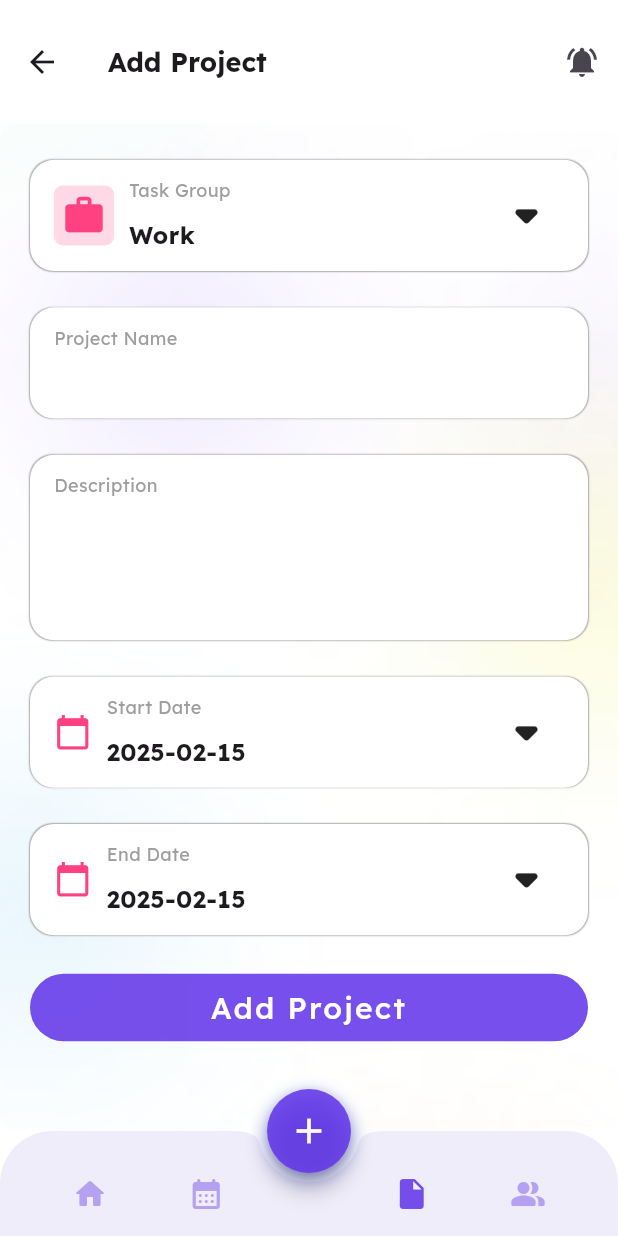
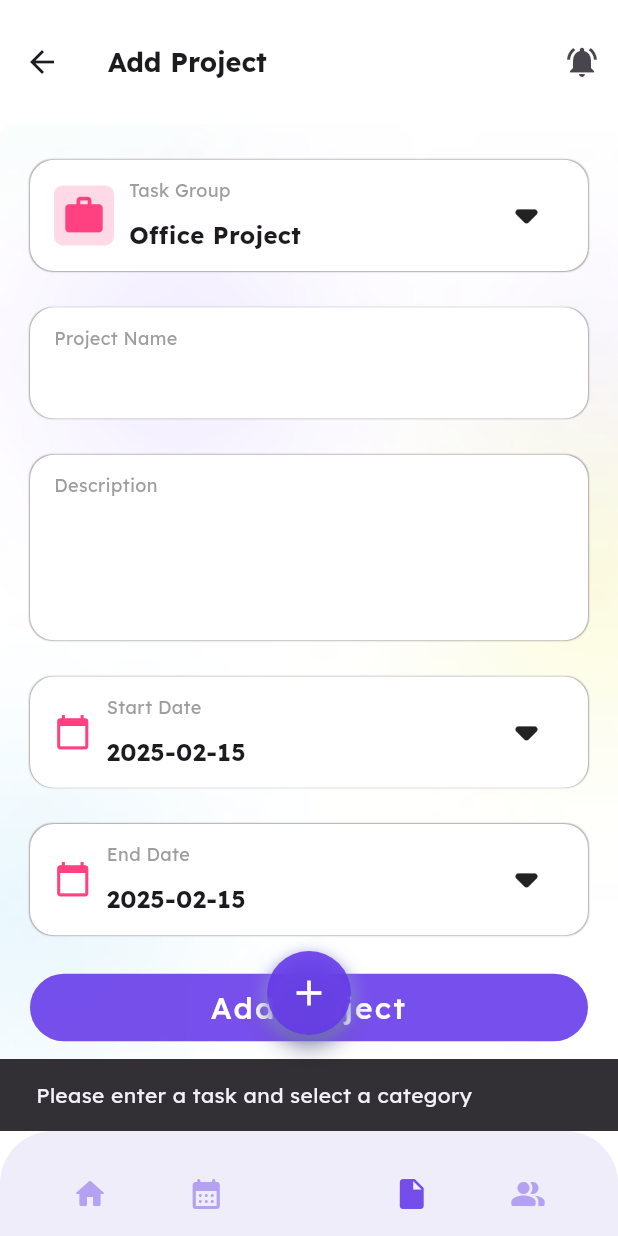
Before and after one commit to UgyenDorji129/todo_app, a Flutter app: the WrapperScreen screen opened by its route, item 3 of the bottom bar chosen, after a tap on "Add Project", on a phone screen of 412 x 824 dp. Run offline on Flutter 3.47's test engine with Material 3 defaults, Android fonts, the phone set to English and light mode, and no system bars; our stand-ins replace shared_preferences, syncfusion_flutter_gauges; accounts and stored records are empty; network calls fail.

Commit message:
Implemented the logic to add new task to the already fetched task list

```diff
--- a/lib/screens/add_task/add_task.dart
+++ b/lib/screens/add_task/add_task.dart
@@ -1,3 +1,5 @@
+// ignore_for_file: prefer_typing_uninitialized_variables
+
 import 'package:flutter/material.dart';
 import 'package:todo_app/screens/add_task/widgets/add_task_botton.dart';
 import 'package:todo_app/screens/add_task/widgets/custom_date_picker.dart';
@@ -5,18 +7,25 @@ import 'package:todo_app/screens/add_task/widgets/custom_input_field.dart';
 import 'package:todo_app/screens/add_task/widgets/task_group_dropdown.dart';
 
 class AddTask extends StatefulWidget {
-  const AddTask({super.key});
+  var addTask;
+  AddTask({super.key, this.addTask});
 
   @override
   State<AddTask> createState() => _AddTaskState();
 }
 
 class _AddTaskState extends State<AddTask> {
-  var selectedValue = "Work";
+  var selectedValue = "Office Project";
   DateTime selectedStartDate = DateTime.now();
   DateTime selectedEndDate = DateTime.now();
 
-  final List<String> dropdownItems = ['Work', 'Personal', 'Shopping', 'Others'];
+  final List<String> dropdownItems = [
+    'Office Project',
+    'Personal Project',
+    'Group Project',
+    'Marketing Project',
+    'Skill Development'
+  ];
   TextEditingController projectController = TextEditingController();
   TextEditingController descriptionController = TextEditingController();
 
@@ -83,7 +92,11 @@ class _AddTaskState extends State<AddTask> {
                 });
               },
             ),
-            addTaskButton(context),
+            addTaskButton(
+                context: context,
+                projectController: projectController,
+                taskGroup: selectedValue,
+                addTask: widget.addTask),
             SizedBox(
               height: 10,
             )
--- a/lib/screens/add_task/widgets/add_task_botton.dart
+++ b/lib/screens/add_task/widgets/add_task_botton.dart
@@ -1,6 +1,6 @@
 import 'package:flutter/material.dart';
 
-Widget addTaskButton(context) {
+Widget addTaskButton({context, projectController, taskGroup, addTask}) {
   return SizedBox(
     width: MediaQuery.of(context).size.width * 1,
     child: FilledButton(
@@ -8,6 +8,7 @@ Widget addTaskButton(context) {
           backgroundColor:
               WidgetStateProperty.all(Color.fromARGB(225, 101, 56, 233))),
       onPressed: () {
+        addTask(projectController: projectController, taskGroup: taskGroup);
       },
       child: Padding(
         padding: const EdgeInsets.all(8.0),
--- a/lib/screens/wrapper_screen/wrapper_screen.dart
+++ b/lib/screens/wrapper_screen/wrapper_screen.dart
@@ -1,4 +1,7 @@
+import 'dart:math';
+
 import 'package:flutter/material.dart';
+import 'package:todo_app/constants/constants.dart';
 import 'package:todo_app/screens/add_task/add_task.dart';
 import 'package:todo_app/screens/add_task/widgets/add_task_appbar.dart';
 import 'package:todo_app/screens/home/home_screen.dart';
@@ -27,12 +30,66 @@ class _WrapperScreenState extends State<WrapperScreen> {
 
   var todaysTaskData = [];
 
+  void addTask({projectController, taskGroup}) {
+    if (projectController.text.isEmpty || taskGroup == null) {
+      ScaffoldMessenger.of(context).showSnackBar(
+        SnackBar(content: Text("Please enter a task and select a category")),
+      );
+      return;
+    }
+
+    final taskCategory = taskCategories.firstWhere(
+      (cat) => cat["title"] == taskGroup,
+    );
+
+    final newTask = {
+      "cardTitle": taskCategory["title"],
+      "cardDetail": projectController.text.trim(),
+      "iconColor": taskCategory["iconColor"],
+      "icon": taskCategory["icon"],
+      "progressIndicatorColor": Colors.blue,
+      "progressIndicatorValue": 0.0,
+      "cardColor": taskCategory["cardColor"],
+    };
+
+    if (!homeData.containsKey(taskCategory["title"])) {
+      homeData[taskCategory["title"]] = <Map<String, dynamic>>[];
+    }
+
+    (homeData[taskCategory["title"]] as List<Map<String, dynamic>>)
+        .add(newTask);
+
+    List<String> statusOptions = ["Done", "Pending", "In Progress"];
+    String randomStatus = statusOptions[Random().nextInt(statusOptions.length)];
+
+    final newTodayTask = {
+      "category": taskCategory["title"],
+      "description": projectController.text.trim(),
+      "icon": taskCategory["icon"],
+      "status": randomStatus,
+      "time":
+          "${Random().nextInt(12) + 1}:${(Random().nextInt(60)).toString().padLeft(2, '0')} ${Random().nextBool() ? "AM" : "PM"}",
+      "date": DateTime.now().toString().split(" ")[0],
+    };
+
+    todaysTaskData.add(newTodayTask);
+    projectController.clear();
+
+    ScaffoldMessenger.of(context).showSnackBar(
+      SnackBar(content: Text("Task Added Successfully!")),
+    );
+  }
+
   List<Widget> get screenList => [
-    HomeScreen(homeData: homeData), // 👈 Always gets updated data
-    TodaysTask(tasks: todaysTaskData,),
-    const AddTask(),
-    const Profile(),
-  ];
+        HomeScreen(homeData: homeData),
+        TodaysTask(
+          tasks: todaysTaskData,
+        ),
+        AddTask(
+          addTask : addTask
+        ),
+        const Profile(),
+      ];
 
   final appBarList = [
     homeAppBar,
@@ -45,7 +102,7 @@ class _WrapperScreenState extends State<WrapperScreen> {
 
   Future<void> fetchTaskList() async {
     var response = await FetchTaskService.fetchTasks();
-    if (response['status']){
+    if (response['status']) {
       setState(() {
         homeData['inProgress'] = response['progress_tasks'];
         homeData['taskGroup'] = response['task_groups'];
@@ -61,6 +118,8 @@ class _WrapperScreenState extends State<WrapperScreen> {
       currentIndex = index;
     });
   }
+
+
 
   @override
   void initState() {
```
